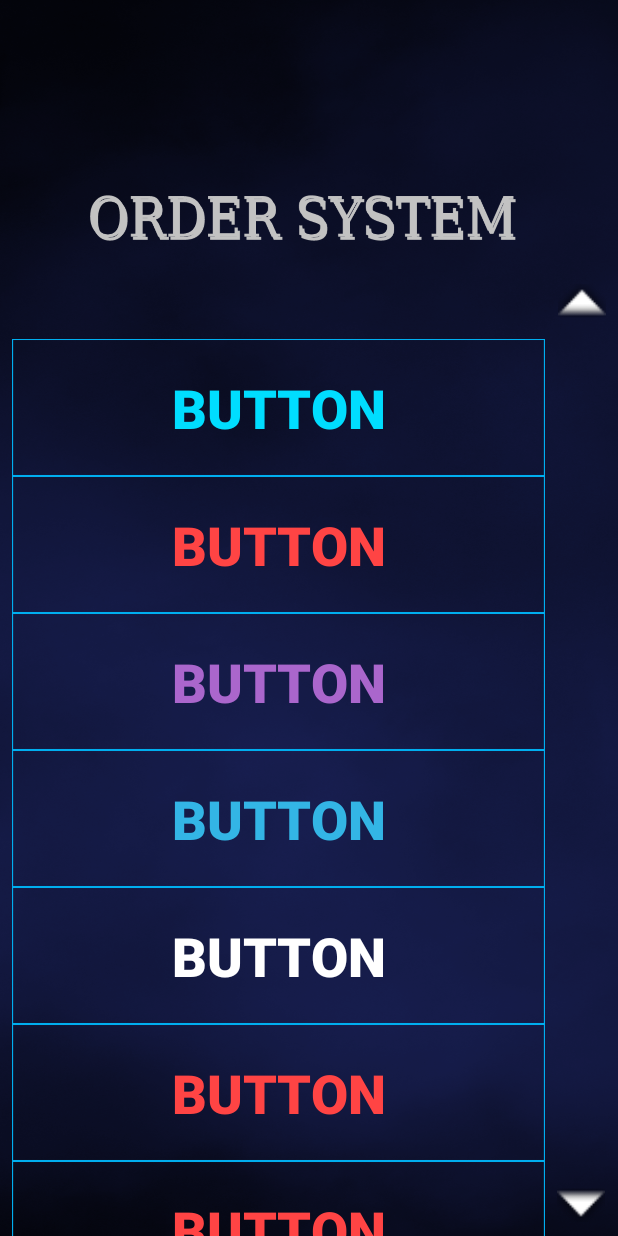
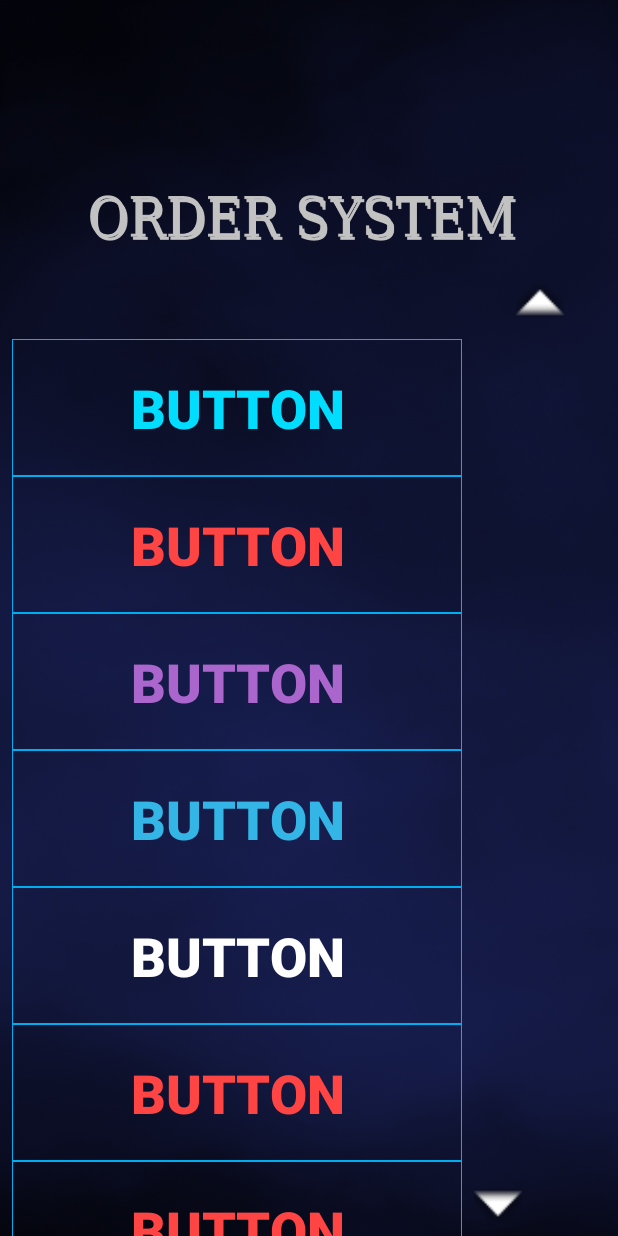
Before and after one commit to UserInterfaceProjectBrno/UIProj, an Android app: the product_activity screen opened directly, with no data from a screen before it, on a phone screen of 412 x 824 dp. Run offline under Robolectric (Android 15) with nearby library versions, the phone set to English and light mode, and no system bars.

Commit message:
Nikos445

```diff
--- a/app/src/main/res/layout/activity_product.xml
+++ b/app/src/main/res/layout/activity_product.xml
@@ -23,7 +23,8 @@
         android:layout_marginEnd="8dp" />
 
     <ScrollView
-        android:layout_width="355dp"
+        android:id="@+id/scrollView2"
+        android:layout_width="300dp"
         android:layout_height="0dp"
         android:layout_marginEnd="8dp"
         android:layout_marginLeft="8dp"
@@ -33,8 +34,7 @@
         app:layout_constraintHorizontal_bias="0.0"
         app:layout_constraintLeft_toLeftOf="parent"
         app:layout_constraintRight_toRightOf="parent"
-        app:layout_constraintTop_toBottomOf="@+id/imageView2"
-        android:id="@+id/scrollView2">
+        app:layout_constraintTop_toBottomOf="@+id/imageView2">
 
         <LinearLayout
             android:layout_width="match_parent"
```
